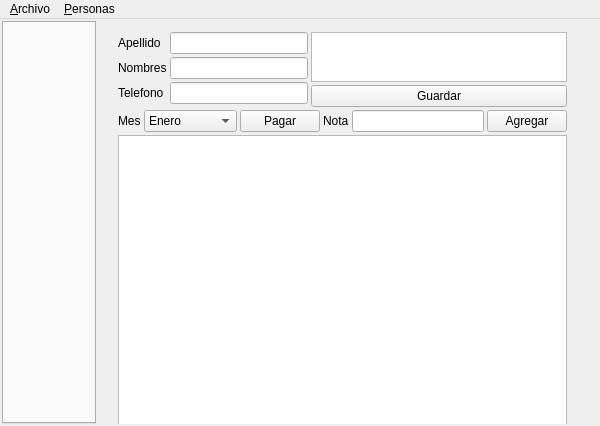
This is src/mainwindow.ui in diegowald/bloque05 as Qt 5 draws it before an edit. The edited form follows.
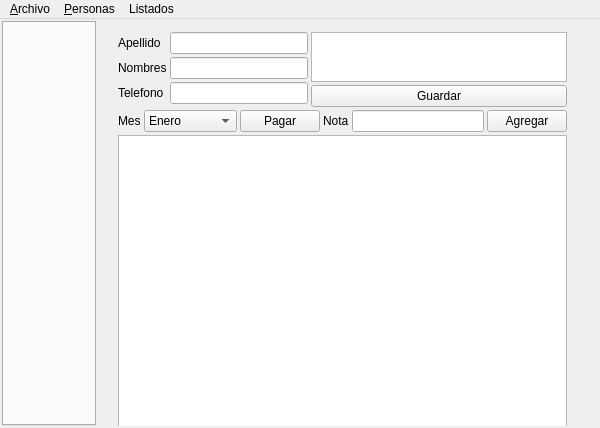
This is the edited form.

Diff of the .ui file:
```diff
--- a/src/mainwindow.ui
+++ b/src/mainwindow.ui
@@ -7,7 +7,7 @@
     <x>0</x>
     <y>0</y>
     <width>600</width>
-    <height>426</height>
+    <height>428</height>
    </rect>
   </property>
   <property name="minimumSize">
@@ -51,7 +51,7 @@
          <x>9</x>
          <y>0</y>
          <width>471</width>
-         <height>427</height>
+         <height>429</height>
         </rect>
        </property>
        <layout class="QVBoxLayout" name="verticalLayout_2">
@@ -296,7 +296,7 @@
      <x>0</x>
      <y>0</y>
      <width>600</width>
-     <height>21</height>
+     <height>24</height>
     </rect>
    </property>
    <widget class="QMenu" name="menu_Archivo">
@@ -312,8 +312,15 @@
     <addaction name="action_Nueva"/>
     <addaction name="action_Borrar"/>
    </widget>
+   <widget class="QMenu" name="menuListados">
+    <property name="title">
+     <string>Listados</string>
+    </property>
+    <addaction name="actionPagos"/>
+   </widget>
    <addaction name="menu_Archivo"/>
    <addaction name="menu_Personas"/>
+   <addaction name="menuListados"/>
   </widget>
   <action name="action_Guardar">
    <property name="text">
```
Left out of the diff: 16 changed lines with no effect on the pictures.
